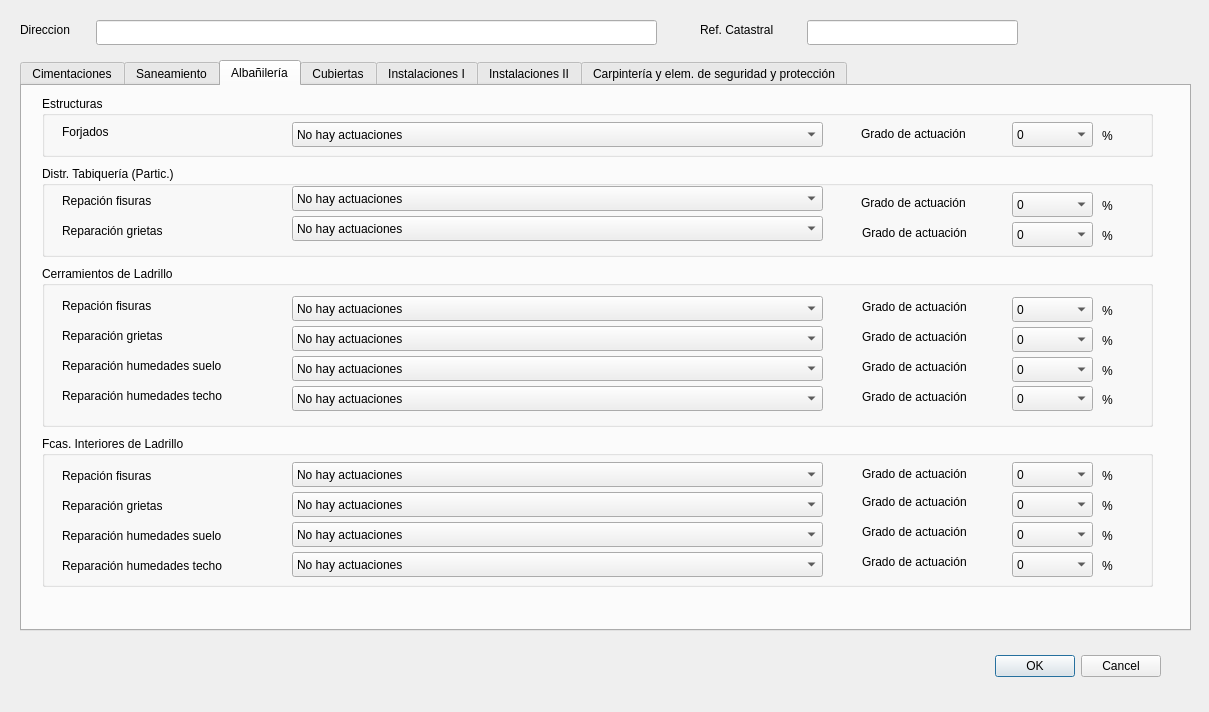
This is Ui_ActuacionForm.ui in rubenmarrufo/herevea as Qt 5 draws it before an edit. The edited form follows.
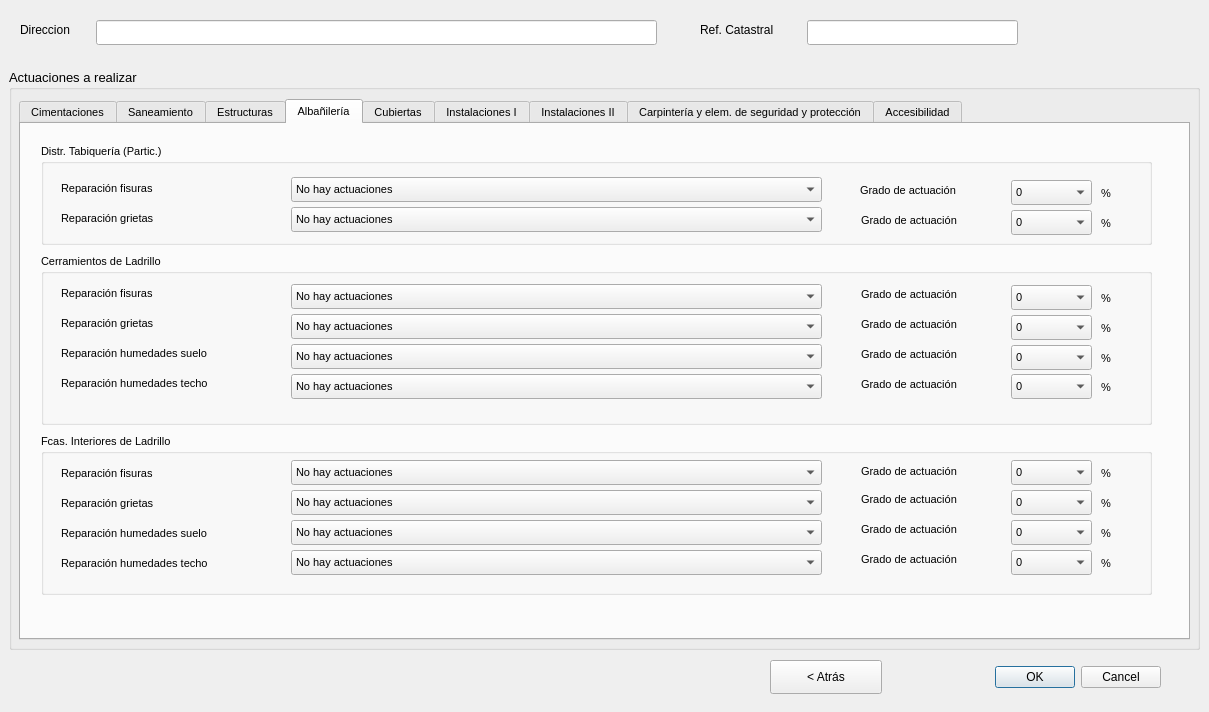
This is the edited form. The open tabs and pages were chosen to show the change. Icons and pictures are not drawn.

What changed in the file:
```diff
--- a/Ui_ActuacionForm.ui
+++ b/Ui_ActuacionForm.ui
@@ -21,7 +21,7 @@
    <property name="geometry">
     <rect>
      <x>820</x>
-     <y>650</y>
+     <y>661</y>
      <width>341</width>
      <height>32</height>
     </rect>
@@ -85,15 +85,50 @@
     <string>Ref. Catastral</string>
    </property>
   </widget>
+  <widget class="QPushButton" name="pushButton">
+   <property name="geometry">
+    <rect>
+     <x>770</x>
+     <y>660</y>
+     <width>112</width>
+     <height>34</height>
+    </rect>
+   </property>
+   <property name="text">
+    <string>&lt; Atrás</string>
+   </property>
+  </widget>
+  <widget class="QGroupBox" name="groupBox_6">
+   <property name="geometry">
+    <rect>
+     <x>9</x>
+     <y>69</y>
+     <width>1191</width>
+     <height>581</height>
+    </rect>
+   </property>
+   <property name="font">
+    <font>
+     <pointsize>10</pointsize>
+    </font>
+   </property>
+   <property name="title">
+    <string>Actuaciones a realizar</string>
+   </property>
   <widget class="QTabWidget" name="tabWidget">
    <property name="geometry">
     <rect>
-     <x>20</x>
-     <y>60</y>
+      <x>10</x>
+      <y>30</y>
      <width>1171</width>
-     <height>571</height>
-    </rect>
-   </property>
+      <height>541</height>
+     </rect>
+    </property>
+    <property name="font">
+     <font>
+      <pointsize>8</pointsize>
+     </font>
+    </property>
    <property name="currentIndex">
     <number>0</number>
    </property>
@@ -486,11 +521,113 @@
        <string>Arqueta nueva</string>
       </property>
      </item>
+     </widget>
+    </widget>
+    <widget class="QWidget" name="Estructuras">
+     <attribute name="title">
+      <string>Estructuras</string>
+     </attribute>
+     <widget class="QGroupBox" name="groupBox_4">
+      <property name="geometry">
+       <rect>
+        <x>20</x>
+        <y>20</y>
+        <width>1111</width>
+        <height>91</height>
+       </rect>
+      </property>
+      <property name="title">
+       <string>Estructuras</string>
+      </property>
+      <widget class="QLabel" name="label_11">
+       <property name="geometry">
+        <rect>
+         <x>20</x>
+         <y>36</y>
+         <width>231</width>
+         <height>19</height>
+        </rect>
+       </property>
+       <property name="text">
+        <string>Forjados</string>
+       </property>
+      </widget>
+      <widget class="QComboBox" name="cmbForjados">
+       <property name="geometry">
+        <rect>
+         <x>250</x>
+         <y>36</y>
+         <width>531</width>
+         <height>25</height>
+        </rect>
+       </property>
      <item>
       <property name="text">
-       <string/>
-      </property>
-     </item>
+         <string>No hay actuaciones</string>
+        </property>
+       </item>
+       <item>
+        <property name="text">
+         <string>Reparación capa compresión</string>
+        </property>
+       </item>
+      </widget>
+      <widget class="QComboBox" name="cmbForjadosAct">
+       <property name="geometry">
+        <rect>
+         <x>970</x>
+         <y>36</y>
+         <width>81</width>
+         <height>25</height>
+        </rect>
+       </property>
+       <item>
+        <property name="text">
+         <string>0</string>
+        </property>
+       </item>
+       <item>
+        <property name="text">
+         <string>1 a 30</string>
+        </property>
+       </item>
+       <item>
+        <property name="text">
+         <string>31 a 60</string>
+        </property>
+       </item>
+       <item>
+        <property name="text">
+         <string>61 a 100</string>
+        </property>
+       </item>
+      </widget>
+      <widget class="QLabel" name="label_2">
+       <property name="geometry">
+        <rect>
+         <x>1060</x>
+         <y>40</y>
+         <width>31</width>
+         <height>19</height>
+        </rect>
+       </property>
+       <property name="text">
+        <string>%</string>
+       </property>
+      </widget>
+      <widget class="QLabel" name="label_82">
+       <property name="geometry">
+        <rect>
+         <x>819</x>
+         <y>38</y>
+         <width>151</width>
+         <height>19</height>
+        </rect>
+       </property>
+       <property name="text">
+        <string>Grado de actuación</string>
+       </property>
+      </widget>
     </widget>
    </widget>
    <widget class="QWidget" name="tab_3">
@@ -501,9 +638,9 @@
      <property name="geometry">
       <rect>
        <x>20</x>
-       <y>80</y>
+        <y>20</y>
        <width>1111</width>
-       <height>91</height>
+        <height>101</height>
       </rect>
      </property>
      <property name="title">
@@ -513,7 +650,7 @@
       <property name="geometry">
        <rect>
         <x>20</x>
-        <y>55</y>
+         <y>65</y>
         <width>201</width>
         <height>19</height>
        </rect>
@@ -526,7 +663,7 @@
       <property name="geometry">
        <rect>
         <x>250</x>
-        <y>50</y>
+         <y>63</y>
         <width>531</width>
         <height>25</height>
        </rect>
@@ -551,20 +688,20 @@
       <property name="geometry">
        <rect>
         <x>20</x>
-        <y>25</y>
+         <y>35</y>
         <width>231</width>
         <height>19</height>
        </rect>
       </property>
       <property name="text">
-       <string>Repación fisuras</string>
+        <string>Reparación fisuras</string>
       </property>
      </widget>
      <widget class="QComboBox" name="cmbFisuras">
       <property name="geometry">
        <rect>
         <x>250</x>
-        <y>20</y>
+         <y>33</y>
         <width>531</width>
         <height>25</height>
        </rect>
@@ -584,7 +721,7 @@
       <property name="geometry">
        <rect>
         <x>1060</x>
-        <y>30</y>
+         <y>40</y>
         <width>31</width>
         <height>19</height>
        </rect>
@@ -597,7 +734,7 @@
       <property name="geometry">
        <rect>
         <x>970</x>
-        <y>26</y>
+         <y>36</y>
         <width>81</width>
         <height>25</height>
        </rect>
@@ -627,7 +764,7 @@
       <property name="geometry">
        <rect>
         <x>1060</x>
-        <y>60</y>
+         <y>70</y>
         <width>31</width>
         <height>19</height>
        </rect>
@@ -640,7 +777,7 @@
       <property name="geometry">
        <rect>
         <x>970</x>
-        <y>56</y>
+         <y>66</y>
         <width>81</width>
         <height>25</height>
        </rect>
@@ -670,7 +807,7 @@
       <property name="geometry">
        <rect>
         <x>819</x>
-        <y>27</y>
+         <y>37</y>
         <width>151</width>
         <height>19</height>
        </rect>
@@ -683,7 +820,7 @@
       <property name="geometry">
        <rect>
         <x>820</x>
-        <y>57</y>
+         <y>67</y>
         <width>151</width>
         <height>19</height>
        </rect>
@@ -697,9 +834,9 @@
      <property name="geometry">
       <rect>
        <x>20</x>
-       <y>350</y>
+        <y>310</y>
        <width>1111</width>
-       <height>151</height>
+        <height>161</height>
       </rect>
      </property>
      <property name="title">
@@ -753,7 +890,7 @@
        </rect>
       </property>
       <property name="text">
-       <string>Repación fisuras</string>
+        <string>Reparación fisuras</string>
       </property>
      </widget>
      <widget class="QComboBox" name="cmbIntFisuras">
@@ -1067,115 +1204,13 @@
       </property>
      </widget>
     </widget>
-    <widget class="QGroupBox" name="groupBox_4">
-     <property name="geometry">
-      <rect>
-       <x>20</x>
-       <y>10</y>
-       <width>1111</width>
-       <height>61</height>
-      </rect>
-     </property>
-     <property name="title">
-      <string>Estructuras</string>
-     </property>
-     <widget class="QLabel" name="label_11">
-      <property name="geometry">
-       <rect>
-        <x>20</x>
-        <y>26</y>
-        <width>231</width>
-        <height>19</height>
-       </rect>
-      </property>
-      <property name="text">
-       <string>Forjados</string>
-      </property>
-     </widget>
-     <widget class="QComboBox" name="cmbForjados">
-      <property name="geometry">
-       <rect>
-        <x>250</x>
-        <y>26</y>
-        <width>531</width>
-        <height>25</height>
-       </rect>
-      </property>
-      <item>
-       <property name="text">
-        <string>No hay actuaciones</string>
-       </property>
-      </item>
-      <item>
-       <property name="text">
-        <string>Reparación capa compresión</string>
-       </property>
-      </item>
-     </widget>
-     <widget class="QComboBox" name="cmbForjadosAct">
-      <property name="geometry">
-       <rect>
-        <x>970</x>
-        <y>26</y>
-        <width>81</width>
-        <height>25</height>
-       </rect>
-      </property>
-      <item>
-       <property name="text">
-        <string>0</string>
-       </property>
-      </item>
-      <item>
-       <property name="text">
-        <string>1 a 30</string>
-       </property>
-      </item>
-      <item>
-       <property name="text">
-        <string>31 a 60</string>
-       </property>
-      </item>
-      <item>
-       <property name="text">
-        <string>61 a 100</string>
-       </property>
-      </item>
-     </widget>
-     <widget class="QLabel" name="label_2">
-      <property name="geometry">
-       <rect>
-        <x>1060</x>
-        <y>30</y>
-        <width>31</width>
-        <height>19</height>
-       </rect>
-      </property>
-      <property name="text">
-       <string>%</string>
-      </property>
-     </widget>
-     <widget class="QLabel" name="label_82">
-      <property name="geometry">
-       <rect>
-        <x>819</x>
-        <y>28</y>
-        <width>151</width>
-        <height>19</height>
-       </rect>
-      </property>
-      <property name="text">
-       <string>Grado de actuación</string>
-      </property>
-     </widget>
-    </widget>
     <widget class="QGroupBox" name="groupBox_12">
      <property name="geometry">
       <rect>
        <x>20</x>
-       <y>180</y>
+        <y>130</y>
        <width>1111</width>
-       <height>161</height>
+        <height>171</height>
       </rect>
      </property>
      <property name="title">
@@ -1229,7 +1264,7 @@
        </rect>
       </property>
       <property name="text">
-       <string>Repación fisuras</string>
+        <string>Reparación fisuras</string>
       </property>
      </widget>
      <widget class="QComboBox" name="cmbLadFisuras">
@@ -3983,6 +4018,81 @@
      <property name="text">
       <string>%</string>
      </property>
+     </widget>
+    </widget>
+    <widget class="QWidget" name="tab_7">
+     <attribute name="title">
+      <string>Accesibilidad</string>
+     </attribute>
+     <widget class="QGroupBox" name="groupBox_3">
+      <property name="geometry">
+       <rect>
+        <x>30</x>
+        <y>30</y>
+        <width>1111</width>
+        <height>101</height>
+       </rect>
+      </property>
+      <property name="title">
+       <string>Acensores</string>
+      </property>
+      <widget class="QLabel" name="label">
+       <property name="geometry">
+        <rect>
+         <x>30</x>
+         <y>50</y>
+         <width>181</width>
+         <height>19</height>
+        </rect>
+       </property>
+       <property name="text">
+        <string>Ascensores nuevos</string>
+       </property>
+      </widget>
+      <widget class="QComboBox" name="cmbAscensores">
+       <property name="geometry">
+        <rect>
+         <x>250</x>
+         <y>46</y>
+         <width>221</width>
+         <height>25</height>
+        </rect>
+       </property>
+       <item>
+        <property name="text">
+         <string>Sí</string>
+        </property>
+       </item>
+       <item>
+        <property name="text">
+         <string>No</string>
+        </property>
+       </item>
+      </widget>
+      <widget class="QLabel" name="label_124">
+       <property name="geometry">
+        <rect>
+         <x>610</x>
+         <y>50</y>
+         <width>31</width>
+         <height>19</height>
+        </rect>
+       </property>
+       <property name="text">
+        <string>Nº</string>
+       </property>
+      </widget>
+      <widget class="QSpinBox" name="spbNumAscensores">
+       <property name="geometry">
+        <rect>
+         <x>650</x>
+         <y>47</y>
+         <width>71</width>
+         <height>25</height>
+        </rect>
+       </property>
+      </widget>
+     </widget>
     </widget>
    </widget>
   </widget>
```
Left out of the diff: 135 changed lines with no effect on the pictures. Lines whose indentation alone changed are shown as unchanged.
